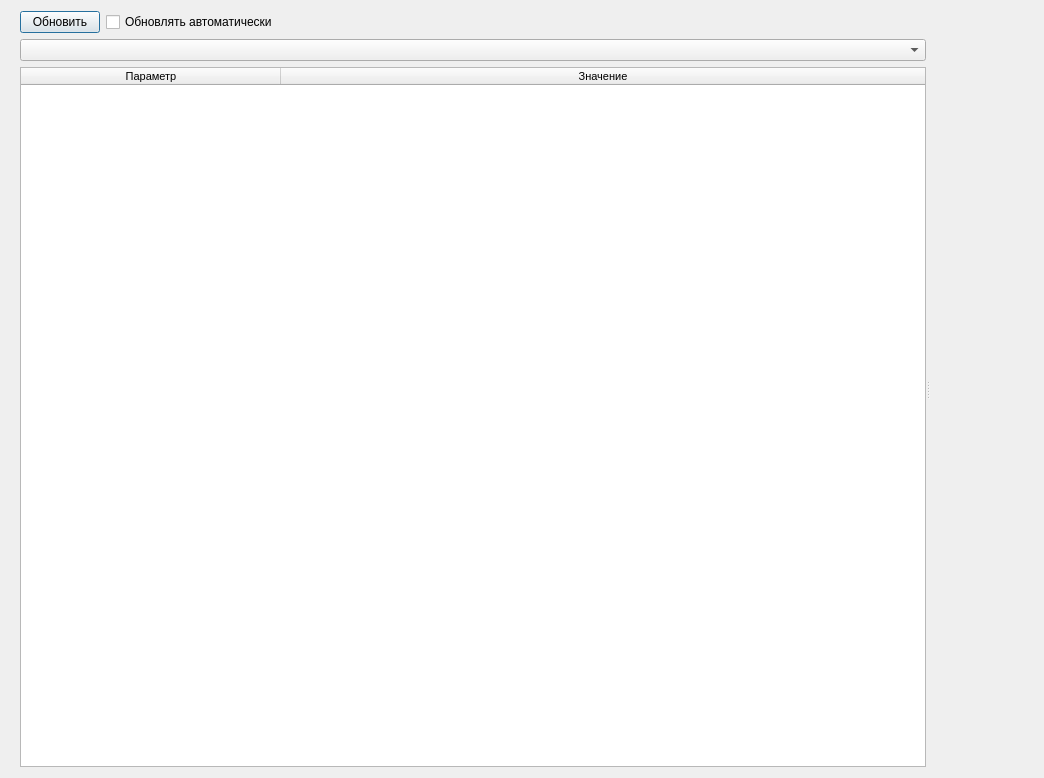
Qt form ui/graph_dialog.ui (irsural/clb_autocalibration) before a commit.
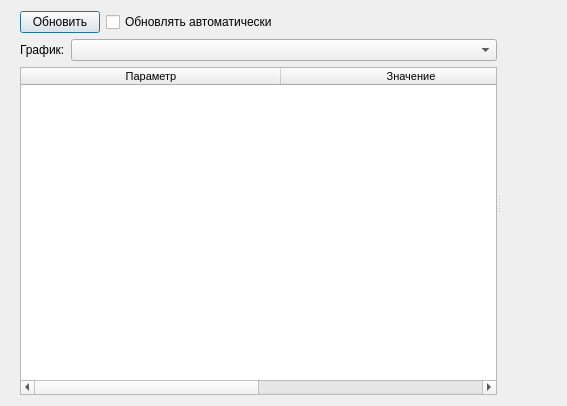
The same form after that commit. Icons and pictures are not drawn.

Diff of the .ui file:
```diff
--- a/ui/graph_dialog.ui
+++ b/ui/graph_dialog.ui
@@ -6,8 +6,8 @@
    <rect>
     <x>0</x>
     <y>0</y>
-    <width>1044</width>
-    <height>778</height>
+    <width>567</width>
+    <height>406</height>
    </rect>
   </property>
   <property name="windowTitle">
@@ -65,6 +65,15 @@
            </layout>
           </item>
           <item>
+           <layout class="QHBoxLayout" name="horizontalLayout_5">
+            <item>
+             <widget class="QLabel" name="label">
+              <property name="text">
+               <string>График:</string>
+              </property>
+             </widget>
+            </item>
+            <item>
            <widget class="QComboBox" name="graphs_combobox">
             <property name="sizePolicy">
              <sizepolicy hsizetype="Expanding" vsizetype="Fixed">
@@ -73,6 +82,8 @@
              </sizepolicy>
             </property>
            </widget>
+            </item>
+           </layout>
           </item>
           <item>
            <widget class="QTableWidget" name="parameters_table">
```
Lines whose indentation alone changed are shown as unchanged.
